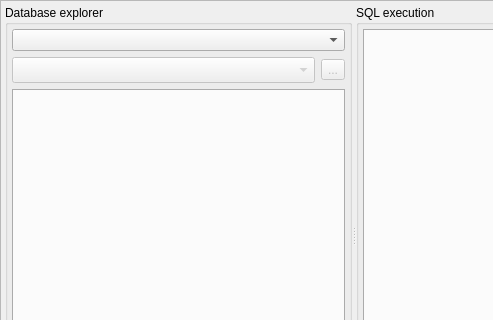
First picture: the form in libpgmodeler_ui/ui/sqltoolwidget.ui, repository pgmodeler/pgmodeler, before the edit; both pictures show x 0 to 493 and y 0 to 320 of the 707 by 469 pixel window.
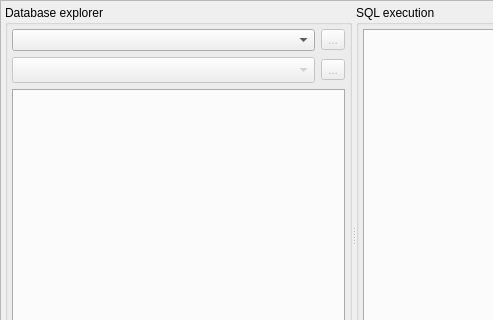
Second picture: the form after the edit. Icons and pictures are not drawn.

Patch:
```diff
--- a/libpgmodeler_ui/ui/sqltoolwidget.ui
+++ b/libpgmodeler_ui/ui/sqltoolwidget.ui
@@ -97,6 +97,11 @@
            <number>4</number>
           </property>
           <item>
+           <layout class="QHBoxLayout" name="horizontalLayout">
+            <property name="topMargin">
+             <number>0</number>
+            </property>
+            <item>
            <widget class="QComboBox" name="connections_cmb">
             <property name="sizePolicy">
              <sizepolicy hsizetype="Preferred" vsizetype="Fixed">
@@ -114,6 +119,31 @@
              <bool>false</bool>
             </property>
            </widget>
+            </item>
+            <item>
+             <widget class="QToolButton" name="disconnect_tb">
+              <property name="enabled">
+               <bool>false</bool>
+              </property>
+              <property name="toolTip">
+               <string>Disconnect from all databases</string>
+              </property>
+              <property name="text">
+               <string>...</string>
+              </property>
+              <property name="icon">
+               <iconset resource="../res/resources.qrc">
+                <normaloff>:/icones/icones/disconnect.png</normaloff>:/icones/icones/disconnect.png</iconset>
+              </property>
+              <property name="iconSize">
+               <size>
+                <width>22</width>
+                <height>22</height>
+               </size>
+              </property>
+             </widget>
+            </item>
+           </layout>
           </item>
           <item>
            <layout class="QHBoxLayout" name="horizontalLayout_6">
```
Lines whose indentation alone changed are shown as unchanged.
